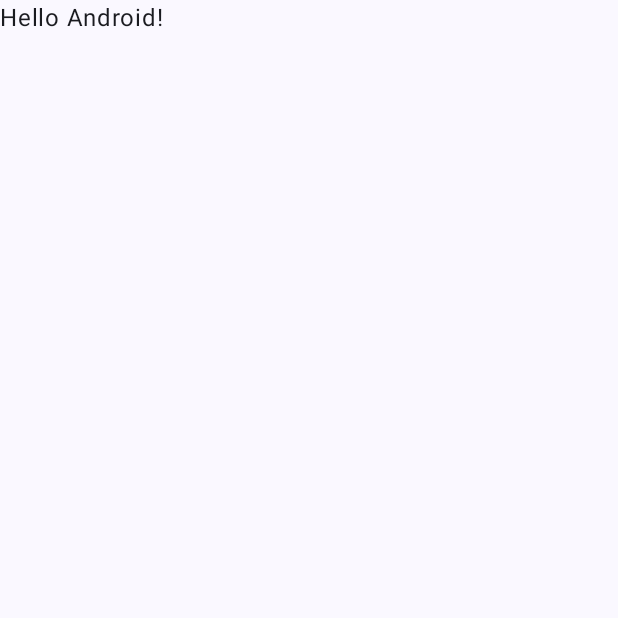
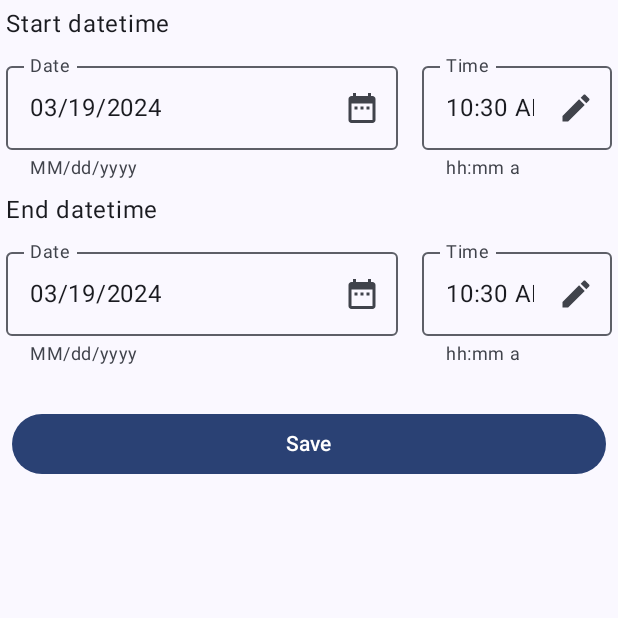
Before and after one commit to tech-freaks/MyDateTimePickerApp, an Android app built with Jetpack Compose: the screen it shows after launch (MainActivity), on a phone screen of 412 x 824 dp, the top half of it. Before the commit the part shown is almost empty. Run offline under Robolectric (Android 15) with nearby library versions, the phone set to English and light mode, and no system bars.

Commit message:
Adding custom DateTimePicker

```diff
--- a/app/src/main/java/com/tech_freaks/datetimepicker/MainActivity.kt
+++ b/app/src/main/java/com/tech_freaks/datetimepicker/MainActivity.kt
@@ -1,16 +1,28 @@
 package com.tech_freaks.datetimepicker
 
 import android.os.Bundle
+import android.widget.Toast
 import androidx.activity.ComponentActivity
 import androidx.activity.compose.setContent
+import androidx.compose.foundation.layout.Column
 import androidx.compose.foundation.layout.fillMaxSize
+import androidx.compose.foundation.layout.fillMaxWidth
+import androidx.compose.foundation.layout.padding
+import androidx.compose.material3.Button
 import androidx.compose.material3.MaterialTheme
+import androidx.compose.material3.OutlinedTextField
 import androidx.compose.material3.Surface
 import androidx.compose.material3.Text
 import androidx.compose.runtime.Composable
+import androidx.compose.runtime.mutableStateOf
+import androidx.compose.runtime.remember
 import androidx.compose.ui.Modifier
+import androidx.compose.ui.platform.LocalContext
 import androidx.compose.ui.tooling.preview.Preview
+import androidx.compose.ui.unit.dp
+import com.tech_freaks.datetimepicker.ui.component.CustomDateTimePicker
 import com.tech_freaks.datetimepicker.ui.theme.MyDateTimePickerTheme
+import java.time.LocalDateTime
 
 class MainActivity : ComponentActivity() {
     override fun onCreate(savedInstanceState: Bundle?) {
@@ -22,7 +34,7 @@ class MainActivity : ComponentActivity() {
                     modifier = Modifier.fillMaxSize(),
                     color = MaterialTheme.colorScheme.background
                 ) {
-                    Greeting("Android")
+                    StartEndDateTimeScreen()
                 }
             }
         }
@@ -30,17 +42,46 @@ class MainActivity : ComponentActivity() {
 }
 
 @Composable
-fun Greeting(name: String, modifier: Modifier = Modifier) {
-    Text(
-        text = "Hello $name!",
-        modifier = modifier
-    )
+fun StartEndDateTimeScreen(
+    modifier: Modifier = Modifier
+) {
+    val context = LocalContext.current
+    val startDateTimeState = remember { mutableStateOf(LocalDateTime.now()) }
+    val endDateTimeState = remember { mutableStateOf(LocalDateTime.now()) }
+    Column(modifier = modifier) {
+
+        CustomDateTimePicker(
+            title = "Start datetime",
+            state = startDateTimeState
+        )
+        CustomDateTimePicker(
+            title = "End datetime",
+            state = endDateTimeState
+        )
+        Button(
+            onClick = {
+                Toast.makeText(
+                    context,
+                    "startDate: ${startDateTimeState.value}",
+                    Toast.LENGTH_LONG
+                ).show()
+            },
+            modifier = Modifier
+                .fillMaxWidth()
+                .padding(
+                    top = 24.dp,
+                    start = 8.dp, end = 8.dp
+                )
+        ) {
+            Text("Save")
+        }
+    }
 }
 
 @Preview(showBackground = true)
 @Composable
-fun GreetingPreview() {
+fun StartEndDateTimeScreenPreview() {
     MyDateTimePickerTheme {
-        Greeting("Android")
+        StartEndDateTimeScreen()
     }
 }
--- /dev/null
+++ b/app/src/main/java/com/tech_freaks/datetimepicker/ui/component/DateTimePicker.kt
@@ -0,0 +1,293 @@
+package com.tech_freaks.datetimepicker.ui.component
+
+import androidx.compose.foundation.background
+import androidx.compose.foundation.interaction.MutableInteractionSource
+import androidx.compose.foundation.interaction.collectIsPressedAsState
+import androidx.compose.foundation.layout.Column
+import androidx.compose.foundation.layout.IntrinsicSize
+import androidx.compose.foundation.layout.Row
+import androidx.compose.foundation.layout.Spacer
+import androidx.compose.foundation.layout.fillMaxWidth
+import androidx.compose.foundation.layout.height
+import androidx.compose.foundation.layout.padding
+import androidx.compose.foundation.layout.width
+import androidx.compose.material.icons.Icons
+import androidx.compose.material.icons.filled.Create
+import androidx.compose.material.icons.filled.DateRange
+import androidx.compose.material3.DatePicker
+import androidx.compose.material3.DatePickerDialog
+import androidx.compose.material3.DatePickerState
+import androidx.compose.material3.ExperimentalMaterial3Api
+import androidx.compose.material3.Icon
+import androidx.compose.material3.MaterialTheme
+import androidx.compose.material3.OutlinedTextField
+import androidx.compose.material3.Surface
+import androidx.compose.material3.Text
+import androidx.compose.material3.TextButton
+import androidx.compose.material3.TimePicker
+import androidx.compose.material3.TimePickerState
+import androidx.compose.material3.rememberDatePickerState
+import androidx.compose.material3.rememberTimePickerState
+import androidx.compose.runtime.Composable
+import androidx.compose.runtime.MutableState
+import androidx.compose.runtime.derivedStateOf
+import androidx.compose.runtime.mutableStateOf
+import androidx.compose.runtime.remember
+import androidx.compose.ui.Alignment
+import androidx.compose.ui.Modifier
+import androidx.compose.ui.graphics.Color
+import androidx.compose.ui.unit.dp
+import androidx.compose.ui.window.Dialog
+import androidx.compose.ui.window.DialogProperties
+import com.tech_freaks.datetimepicker.util.TFDateUtils
+import java.time.LocalDateTime
+
+@Composable
+@OptIn(ExperimentalMaterial3Api::class)
+fun CustomDatePicker(
+    dateFormat: String = "MM/dd/yyyy",
+    state: DatePickerState,
+    onDatePicked: (() -> Unit),
+    modifier: Modifier = Modifier
+) {
+    val displayDate = remember {
+        mutableStateOf(TFDateUtils.getCurrentDateString(dateFormat))
+    }
+    val openDialog = remember { mutableStateOf(false) }
+    val interactionSource = remember { MutableInteractionSource() }
+    if (interactionSource.collectIsPressedAsState().value) {
+        openDialog.value = true
+    }
+    val confirmEnabled = remember {
+        derivedStateOf { state.selectedDateMillis != null }
+    }
+
+    OutlinedTextField(
+        value = displayDate.value,
+        onValueChange = {},
+        interactionSource = interactionSource,
+        label = { Text(text = "Date") },
+        supportingText = { Text(text = "MM/dd/yyyy") },
+        trailingIcon = { Icon(imageVector = Icons.Default.DateRange, contentDescription = "Time") },
+        singleLine = true,
+        modifier = modifier
+    )
+
+    if (openDialog.value) {
+        DatePickerDialog(
+            onDismissRequest = {
+                openDialog.value = false
+            },
+            confirmButton = {
+                TextButton(
+                    onClick = {
+                        if (state.selectedDateMillis != null) {
+                            displayDate.value =
+                                TFDateUtils.convertMillisToDateString(
+                                    millis = state.selectedDateMillis!!,
+                                    format = dateFormat
+                                )
+                            openDialog.value = false
+                            onDatePicked()
+                        }
+                    },
+                    enabled = confirmEnabled.value
+                ) {
+                    Text("OK")
+                }
+            },
+            dismissButton = {
+                TextButton(
+                    onClick = {
+                        openDialog.value = false
+                    }
+                ) {
+                    Text("Cancel")
+                }
+            }
+        ) {
+            DatePicker(state = state)
+        }
+    }
+}
+
+@Composable
+@OptIn(ExperimentalMaterial3Api::class)
+fun CustomTimePicker(
+    timeFormat: String = "hh:mm a",
+    state: TimePickerState,
+    onTimePicked: (() -> Unit),
+    modifier: Modifier
+) {
+    val timeInteractionSource = remember { MutableInteractionSource() }
+    val displayTime = remember {
+        mutableStateOf(TFDateUtils.getCurrentTimeString(timeFormat))
+    }
+    val showTimePicker = remember { mutableStateOf(false) }
+    if (timeInteractionSource.collectIsPressedAsState().value) {
+        showTimePicker.value = true
+    }
+    val confirmTimePickerEnabled = remember {
+        derivedStateOf { state.hour != null && state.minute != null }
+    }
+    OutlinedTextField(
+        value = displayTime.value,
+        onValueChange = {},
+        interactionSource = timeInteractionSource,
+        label = { Text(text = "Time") },
+        supportingText = { Text(text = "hh:mm a") },
+        trailingIcon = { Icon(imageVector = Icons.Default.Create, contentDescription = "Time") },
+        singleLine = true,
+        modifier = modifier
+    )
+
+    if (showTimePicker.value) {
+        TimePickerDialog(
+            onDismissRequest = {
+                showTimePicker.value = false
+            },
+            confirmButton = {
+                TextButton(
+                    onClick = {
+                        showTimePicker.value = false
+                        displayTime.value = TFDateUtils.getTimeString(
+                            hour = state.hour,
+                            min = state.minute
+                        )
+                        onTimePicked()
+                    },
+                    enabled = confirmTimePickerEnabled.value
+                ) {
+                    Text("OK")
+                }
+            },
+            dismissButton = {
+                TextButton(
+                    onClick = {
+                        showTimePicker.value = false
+                    }
+                ) {
+                    Text("Cancel")
+                }
+            }
+        ) {
+            TimePicker(state = state)
+        }
+    }
+}
+
+@Composable
+@OptIn(ExperimentalMaterial3Api::class)
+fun CustomDateTimePicker(
+    title: String,
+    dateFormat: String = "MM/dd/yyyy",
+    timeFormat: String = "hh:mm a",
+    state: MutableState<LocalDateTime>,
+    modifier: Modifier = Modifier
+) {
+    val dateState = rememberDatePickerState()
+    val timePickerState = rememberTimePickerState()
+    val dateTimeFormat = "$dateFormat $timeFormat"
+
+    val updateState = {
+        val dateString = if (dateState.selectedDateMillis != null) {
+            TFDateUtils.convertMillisToDateString(
+                millis = dateState.selectedDateMillis!!,
+                format = dateFormat
+            )
+        } else {
+            TFDateUtils.getCurrentDateString(dateFormat)
+        }
+        val timeString = if (timePickerState.minute != null && timePickerState.hour != null) {
+            TFDateUtils.getTimeString(
+                hour = timePickerState.hour,
+                min = timePickerState.minute
+            )
+        } else {
+            TFDateUtils.getCurrentTimeString(timeFormat)
+        }
+        state.value = TFDateUtils.getLocalDataTimeFromString(
+            dateTime = "$dateString $timeString",
+            format = dateTimeFormat
+        )
+    }
+
+    Column(modifier = modifier) {
+        Text(
+            text = title,
+            modifier = Modifier.padding(4.dp)
+        )
+        Row {
+            CustomDatePicker(
+                dateFormat = dateFormat,
+                state = dateState,
+                onDatePicked = updateState,
+                modifier = Modifier
+                    .weight(1f)
+                    .padding(4.dp)
+            )
+            Spacer(modifier = Modifier.width(8.dp))
+
+            CustomTimePicker(
+                state = timePickerState,
+                onTimePicked = updateState,
+                modifier = Modifier
+                    .weight(.5f)
+                    .padding(4.dp)
+            )
+        }
+    }
+}
+
+@Composable
+fun TimePickerDialog(
+    title: String = "Select Time",
+    onDismissRequest: () -> Unit,
+    confirmButton: @Composable (() -> Unit),
+    dismissButton: @Composable (() -> Unit)? = null,
+    containerColor: Color = MaterialTheme.colorScheme.surface,
+    content: @Composable () -> Unit,
+) {
+    Dialog(
+        onDismissRequest = onDismissRequest,
+        properties = DialogProperties(
+            usePlatformDefaultWidth = false
+        ),
+    ) {
+        Surface(
+            shape = MaterialTheme.shapes.extraLarge,
+            tonalElevation = 6.dp,
+            modifier = Modifier
+                .width(IntrinsicSize.Min)
+                .height(IntrinsicSize.Min)
+                .background(
+                    shape = MaterialTheme.shapes.extraLarge,
+                    color = containerColor
+                ),
+            color = containerColor
+        ) {
+            Column(
+                modifier = Modifier.padding(24.dp),
+                horizontalAlignment = Alignment.CenterHorizontally
+            ) {
+                Text(
+                    modifier = Modifier
+                        .fillMaxWidth()
+                        .padding(bottom = 20.dp),
+                    text = title,
+                    style = MaterialTheme.typography.labelMedium
+                )
+                content()
+                Row(
+                    modifier = Modifier
+                        .height(40.dp)
+                        .fillMaxWidth()
+                ) {
+                    Spacer(modifier = Modifier.weight(1f))
+                    dismissButton?.invoke()
+                    confirmButton()
+                }
+            }
+        }
+    }
+}
--- /dev/null
+++ b/app/src/main/java/com/tech_freaks/datetimepicker/util/TFDateUtils.kt
@@ -0,0 +1,40 @@
+package com.tech_freaks.datetimepicker.util
+
+import java.time.Duration
+import java.time.LocalDate
+import java.time.LocalDateTime
+import java.time.LocalTime
+import java.time.format.DateTimeFormatter
+
+object TFDateUtils {
+
+    fun getCurrentDateString(format: String = "MM/dd/yyyy"): String {
+        var formatter = DateTimeFormatter.ofPattern(format)
+        return LocalDate.now().format(formatter)
+    }
+
+    fun convertMillisToLocalDate(millis: Long) : LocalDate {
+        return LocalDate.ofEpochDay(Duration.ofMillis(millis).toDays());
+    }
+
+    fun convertMillisToDateString(millis: Long, format: String = "MM/dd/yyyy"): String {
+        var formatter = DateTimeFormatter.ofPattern(format)
+        return convertMillisToLocalDate(millis).format(formatter)
+    }
+
+    fun getCurrentTimeString(format: String = "hh:mm a"): String {
+        var formatter = DateTimeFormatter.ofPattern(format)
+        return LocalTime.now().format(formatter)
+    }
+
+    fun getTimeString(hour: Int, min: Int, format: String = "hh:mm a") : String {
+        var formatter = DateTimeFormatter.ofPattern(format)
+        var localTime = LocalTime.of(hour, min)
+        return localTime.format(formatter)
+    }
+
+    fun getLocalDataTimeFromString(dateTime: String, format: String): LocalDateTime {
+        var formatter = DateTimeFormatter.ofPattern(format)
+        return LocalDateTime.parse(dateTime, formatter)
+    }
+}
--- a/gradle/libs.versions.toml
+++ b/gradle/libs.versions.toml
@@ -1,5 +1,5 @@
 [versions]
-agp = "8.3.0"
+agp = "8.3.1"
 kotlin = "1.9.0"
 coreKtx = "1.12.0"
 junit = "4.13.2"
```
